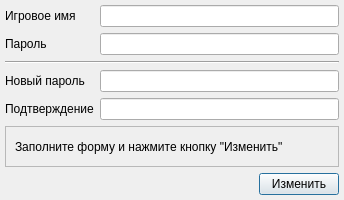
Qt form passworddialog.ui (dngulin/ttyhlauncher) before a commit.
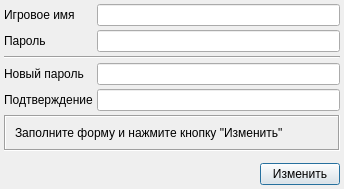
The same form after that commit. Icons and pictures are not drawn.

Commit message: better look for dialogs

```diff
--- a/passworddialog.ui
+++ b/passworddialog.ui
@@ -7,7 +7,7 @@
     <x>0</x>
     <y>0</y>
     <width>344</width>
-    <height>200</height>
+    <height>189</height>
    </rect>
   </property>
   <property name="sizePolicy">
@@ -27,17 +27,20 @@
    <bool>true</bool>
   </property>
   <layout class="QVBoxLayout" name="verticalLayout">
+   <property name="spacing">
+    <number>4</number>
+   </property>
    <property name="leftMargin">
-    <number>5</number>
+    <number>4</number>
    </property>
    <property name="topMargin">
-    <number>5</number>
+    <number>4</number>
    </property>
    <property name="rightMargin">
-    <number>5</number>
+    <number>4</number>
    </property>
    <property name="bottomMargin">
-    <number>5</number>
+    <number>4</number>
    </property>
    <item>
     <layout class="QGridLayout" name="formLayout">
@@ -105,10 +108,10 @@
    <item>
     <widget class="QFrame" name="messageFrame">
      <property name="frameShape">
-      <enum>QFrame::StyledPanel</enum>
+      <enum>QFrame::Box</enum>
      </property>
      <property name="frameShadow">
-      <enum>QFrame::Raised</enum>
+      <enum>QFrame::Sunken</enum>
      </property>
      <layout class="QGridLayout" name="gridLayout_2">
       <item row="0" column="0">
@@ -121,6 +124,19 @@
      </layout>
     </widget>
    </item>
+   <item>
+    <spacer name="verticalSpacer">
+     <property name="orientation">
+      <enum>Qt::Vertical</enum>
+     </property>
+     <property name="sizeHint" stdset="0">
+      <size>
+       <width>20</width>
+       <height>0</height>
+      </size>
+     </property>
+    </spacer>
+   </item>
    <item>
     <layout class="QHBoxLayout" name="downLayout">
      <item>
```
The commit also changes 6 other files.
